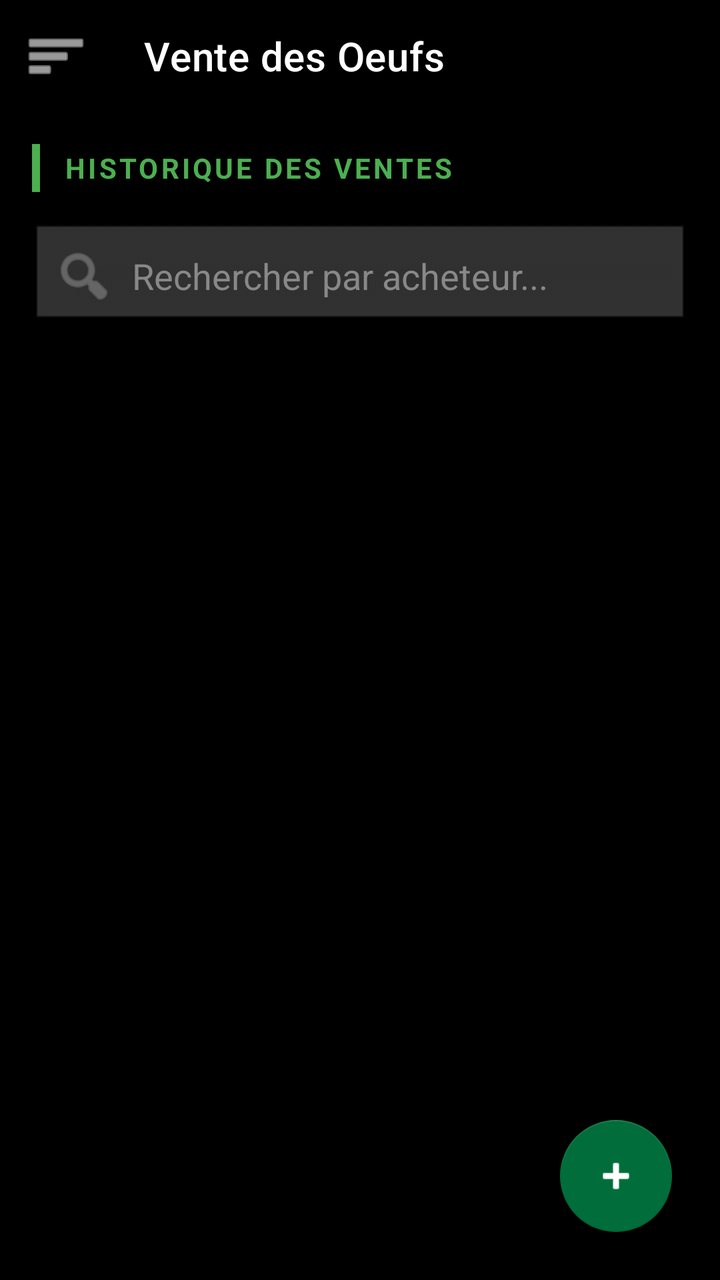
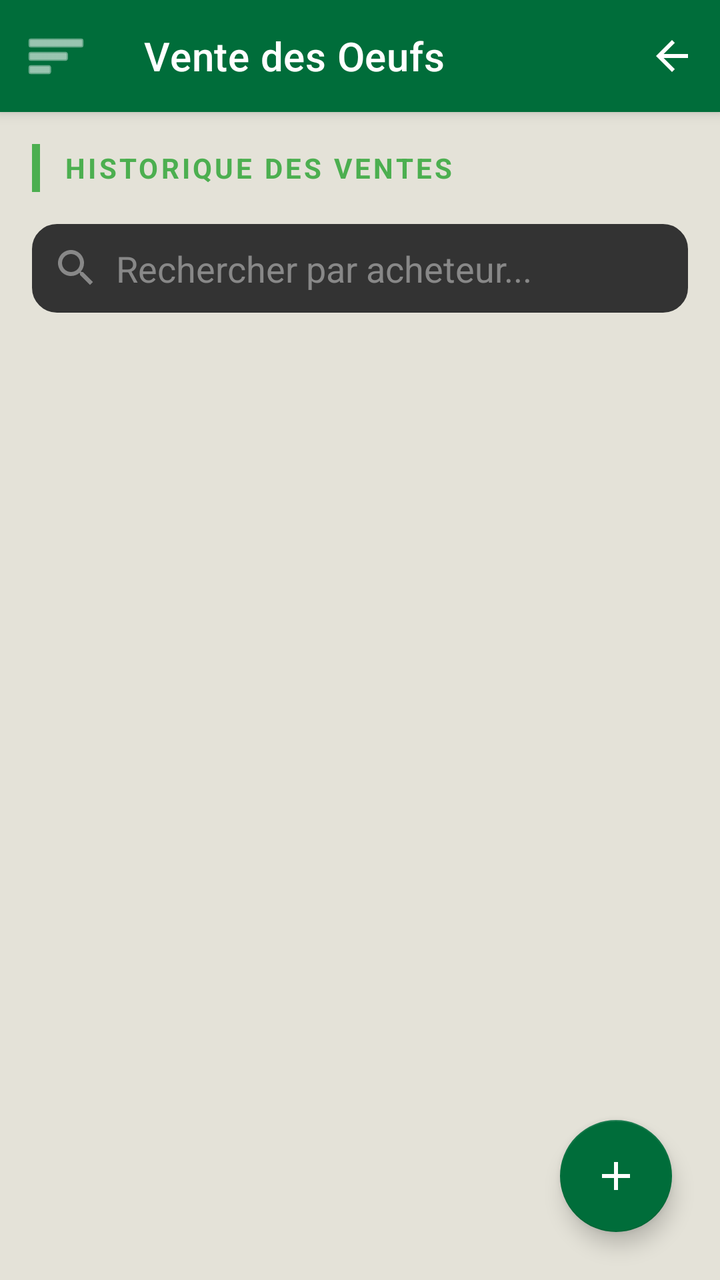

The first picture is an Android layout as it rendered before a commit; the second is the same layout after the commit. The layout source and the unified diff follow.
<!-- AndroidManifest.xml: application theme Theme.Poulailler_copilot -->
<!-- res/layout/activity_sales.xml -->
<?xml version="1.0" encoding="utf-8"?>
<androidx.drawerlayout.widget.DrawerLayout xmlns:android="http://schemas.android.com/apk/res/android"
    xmlns:app="http://schemas.android.com/apk/res-auto"
    xmlns:tools="http://schemas.android.com/tools"
    android:id="@+id/drawerLayout"
    android:layout_width="match_parent"
    android:layout_height="match_parent"
    android:background="@color/black">

    <androidx.coordinatorlayout.widget.CoordinatorLayout
        android:layout_width="match_parent"
        android:layout_height="match_parent">

        <com.google.android.material.appbar.AppBarLayout
            android:layout_width="match_parent"
            android:layout_height="wrap_content"
            android:background="@color/black">
            <com.google.android.material.appbar.MaterialToolbar
                android:id="@+id/toolbar"
                android:layout_width="match_parent"
                android:layout_height="?attr/actionBarSize"
                app:title="Vente des Oeufs"
                app:titleTextColor="@color/white"
                app:navigationIcon="@android:drawable/ic_menu_sort_by_size"
                app:navigationIconTint="@color/white" />
        </com.google.android.material.appbar.AppBarLayout>

        <androidx.core.widget.NestedScrollView
            android:layout_width="match_parent"
            android:layout_height="match_parent"
            app:layout_behavior="@string/appbar_scrolling_view_behavior">

            <LinearLayout
                android:layout_width="match_parent"
                android:layout_height="wrap_content"
                android:orientation="vertical"
                android:padding="16dp">

                <LinearLayout
                    android:layout_width="match_parent"
                    android:layout_height="wrap_content"
                    android:orientation="horizontal"
                    android:gravity="center_vertical"
                    android:layout_marginBottom="16dp">
                    <View
                        android:layout_width="4dp"
                        android:layout_height="24dp"
                        android:background="#4CAF50" />
                    <TextView
                        android:layout_width="wrap_content"
                        android:layout_height="wrap_content"
                        android:text="HISTORIQUE DES VENTES"
                        android:textColor="#4CAF50"
                        android:textSize="14sp"
                        android:textStyle="bold"
                        android:layout_marginStart="12dp"
                        android:letterSpacing="0.1" />
                </LinearLayout>

                <EditText
                    android:id="@+id/etSearchSales"
                    android:layout_width="match_parent"
                    android:layout_height="wrap_content"
                    android:hint="Rechercher par acheteur..."
                    android:textColorHint="#888888"
                    android:textColor="@color/white"
                    android:background="@android:drawable/edit_text"
                    android:backgroundTint="#333333"
                    android:drawableStart="@android:drawable/ic_menu_search"
                    android:drawablePadding="8dp"
                    android:drawableTint="#888888"
                    android:padding="10dp"
                    android:inputType="text"
                    android:maxLines="1"
                    android:layout_marginBottom="12dp" />

                <androidx.recyclerview.widget.RecyclerView
                    android:id="@+id/rvSalesHistory"
                    android:layout_width="match_parent"
                    android:layout_height="wrap_content"
                    android:nestedScrollingEnabled="false"
                    tools:listitem="@layout/item_sale" />

                <TextView
                    android:id="@+id/tvEmptyState"
                    android:layout_width="match_parent"
                    android:layout_height="wrap_content"
                    android:text="Aucune vente enregistrée pour le moment."
                    android:textColor="#888888"
                    android:textSize="14sp"
                    android:gravity="center"
                    android:padding="24dp"
                    android:visibility="gone" />

                <com.google.android.material.button.MaterialButton
                    android:id="@+id/btnShowMore"
                    android:layout_width="wrap_content"
                    android:layout_height="wrap_content"
                    android:layout_gravity="center_horizontal"
                    android:text="Afficher plus"
                    android:textColor="#87CEEB"
                    style="@style/Widget.MaterialComponents.Button.TextButton"
                    android:visibility="gone" />

                <View
                    android:layout_width="match_parent"
                    android:layout_height="100dp" />

            </LinearLayout>
        </androidx.core.widget.NestedScrollView>

        <com.google.android.material.floatingactionbutton.FloatingActionButton
            android:id="@+id/fabAddSale"
            android:layout_width="wrap_content"
            android:layout_height="wrap_content"
            android:layout_gravity="bottom|end"
            android:layout_margin="24dp"
            android:src="@android:drawable/ic_input_add"
            app:backgroundTint="@color/primary"
            app:tint="@color/white"
            android:contentDescription="Ajouter une vente" />

    </androidx.coordinatorlayout.widget.CoordinatorLayout>

    <com.google.android.material.navigation.NavigationView
        android:id="@+id/navigationView"
        android:layout_width="wrap_content"
        android:layout_height="match_parent"
        android:layout_gravity="start"
        android:background="@color/surface"
        app:headerLayout="@layout/nav_header"
        app:itemIconTint="@color/text_secondary"
        app:itemTextColor="@color/text_primary"
        app:menu="@menu/drawer_menu" />

</androidx.drawerlayout.widget.DrawerLayout>
<!-- res/layout/item_sale.xml (included above) -->
<?xml version="1.0" encoding="utf-8"?>
<com.google.android.material.card.MaterialCardView xmlns:android="http://schemas.android.com/apk/res/android"
    xmlns:app="http://schemas.android.com/apk/res-auto"
    android:layout_width="match_parent"
    android:layout_height="wrap_content"
    android:layout_marginBottom="8dp"
    app:cardBackgroundColor="@color/surface"
    app:cardCornerRadius="8dp"
    app:strokeColor="@color/off_white"
    app:strokeWidth="1dp">

    <LinearLayout
        android:layout_width="match_parent"
        android:layout_height="wrap_content"
        android:orientation="horizontal"
        android:padding="12dp"
        android:gravity="center_vertical">

        <ImageView
            android:id="@+id/ivPaidStatus"
            android:layout_width="32dp"
            android:layout_height="32dp"
            android:src="@drawable/ic_batches"
            app:tint="#4CAF50"
            android:clickable="true"
            android:focusable="true"
            android:background="?attr/selectableItemBackgroundBorderless"
            android:contentDescription="Statut paiement" />

        <LinearLayout
            android:layout_width="0dp"
            android:layout_height="wrap_content"
            android:layout_weight="1"
            android:orientation="vertical"
            android:layout_marginStart="16dp">

            <TextView
                android:id="@+id/tvClient"
                android:layout_width="wrap_content"
                android:layout_height="wrap_content"
                android:textColor="@color/text_primary"
                android:textSize="14sp"
                android:textStyle="bold"
                android:text="Client"/>

            <TextView
                android:id="@+id/tvDetails"
                android:layout_width="wrap_content"
                android:layout_height="wrap_content"
                android:textColor="@color/text_secondary"
                android:textSize="12sp"
                android:text="0 œufs x 0.00 $"/>

            <TextView
                android:id="@+id/tvDate"
                android:layout_width="wrap_content"
                android:layout_height="wrap_content"
                android:textColor="@color/text_secondary"
                android:textSize="11sp"
                android:text="Date"/>
        </LinearLayout>

        <TextView
            android:id="@+id/tvTotal"
            android:layout_width="wrap_content"
            android:layout_height="wrap_content"
            android:textColor="#4CAF50"
            android:textSize="18sp"
            android:textStyle="bold"
            android:text="0.00 $"/>

    </LinearLayout>
</com.google.android.material.card.MaterialCardView>
<!-- res/layout/nav_header.xml (included above) -->
<?xml version="1.0" encoding="utf-8"?>
<LinearLayout xmlns:android="http://schemas.android.com/apk/res/android"
    xmlns:app="http://schemas.android.com/apk/res-auto"
    android:layout_width="match_parent"
    android:layout_height="wrap_content"
    android:background="@drawable/bg_nav_header"
    android:gravity="start"
    android:orientation="vertical"
    android:paddingHorizontal="20dp"
    android:paddingTop="28dp"
    android:paddingBottom="20dp">

    <com.google.android.material.card.MaterialCardView
        android:layout_width="72dp"
        android:layout_height="72dp"
        app:cardCornerRadius="36dp"
        app:cardElevation="4dp"
        app:strokeColor="@color/white"
        app:strokeWidth="2dp">

        <ImageView
            android:layout_width="match_parent"
            android:layout_height="match_parent"
            android:scaleType="centerCrop"
            android:src="@drawable/poule_pondeuse"
            android:contentDescription="@string/profile_picture_desc" />

    </com.google.android.material.card.MaterialCardView>

    <TextView
        android:id="@+id/tvUsername"
        android:layout_width="match_parent"
        android:layout_height="wrap_content"
        android:layout_marginTop="14dp"
        android:text="@string/default_username"
        android:textColor="@color/white"
        android:textSize="19sp"
        android:textStyle="bold" />

    <TextView
        android:id="@+id/tvFarmNameNav"
        android:layout_width="match_parent"
        android:layout_height="wrap_content"
        android:layout_marginTop="2dp"
        android:alpha="0.85"
        android:text="@string/default_farm_name_nav"
        android:textColor="@color/white"
        android:textSize="14sp" />

    <TextView
        android:id="@+id/tvUserRole"
        android:layout_width="wrap_content"
        android:layout_height="wrap_content"
        android:layout_marginTop="10dp"
        android:background="@drawable/bg_role_chip"
        android:paddingHorizontal="10dp"
        android:paddingVertical="3dp"
        android:text="@string/role_label"
        android:textColor="@color/primary_variant"
        android:textSize="11sp"
        android:textStyle="bold" />

    <TextView
        android:id="@+id/tvAppVersion"
        android:layout_width="wrap_content"
        android:layout_height="wrap_content"
        android:layout_marginTop="10dp"
        android:alpha="0.7"
        android:text="v1.0.0"
        android:textColor="@color/white"
        android:textSize="10sp" />
</LinearLayout>
<!-- resources referenced by this layout -->
<resources>
  <color name="black">#FF000000</color>
  <color name="off_white">#E4E2D8</color>
  <color name="primary">#006D3A</color>
  <color name="primary_variant">#004D22</color>
  <color name="surface">#F3F1EA</color>
  <color name="text_primary">#1C1B1F</color>
  <color name="text_secondary">#49454F</color>
  <color name="white">#FFFFFFFF</color>
  <!-- drawable bg_nav_header (drawable) -->
  <?xml version="1.0" encoding="utf-8"?>
  <shape xmlns:android="http://schemas.android.com/apk/res/android">
      <gradient
          android:angle="135"
          android:startColor="@color/primary"
          android:endColor="@color/primary_variant" />
  </shape>
  <!-- drawable bg_role_chip (drawable) -->
  <?xml version="1.0" encoding="utf-8"?>
  <shape xmlns:android="http://schemas.android.com/apk/res/android">
      <solid android:color="@color/accent_amber" />
      <corners android:radius="12dp" />
  </shape>
  <string name="default_farm_name_nav">Ma Ferme</string>
  <string name="default_username">Utilisateur</string>
  <string name="profile_picture_desc">Photo de profil</string>
  <string name="role_label">Rôle</string>
  <color name="accent_amber">#FFB300</color>
  <color name="secondary">#43A047</color>
  <color name="secondary_variant">#2E7D32</color>
  <color name="background">@color/off_white</color>
  <style name="Widget.App.CardView" parent="Widget.MaterialComponents.CardView">
          <item name="cardElevation">2dp</item>
          <item name="cardCornerRadius">16dp</item>
          <item name="cardBackgroundColor">@color/surface</item>
          <item name="strokeWidth">0dp</item>
      </style>
  <style name="ShapeAppearance.App.LargeComponent" parent="ShapeAppearance.MaterialComponents.LargeComponent">
          <item name="cornerFamily">rounded</item>
          <item name="cornerSize">16dp</item>
      </style>
  <style name="ThemeOverlay.App.MaterialAlertDialog" parent="ThemeOverlay.MaterialComponents.MaterialAlertDialog">
          <item name="colorSurface">@color/surface</item>
          <item name="colorOnSurface">@color/text_primary</item>
          <item name="android:textColorPrimary">@color/text_primary</item>
      </style>
  <!-- unchanged entries left out for length: 3 -->
</resources>

<!-- the commit's change to res/layout/activity_sales.xml (unified diff, before → after) -->
@@ -5,7 +5,7 @@
     android:id="@+id/drawerLayout"
     android:layout_width="match_parent"
     android:layout_height="match_parent"
-    android:background="@color/black">
+    >
 
     <androidx.coordinatorlayout.widget.CoordinatorLayout
         android:layout_width="match_parent"
@@ -14,7 +14,7 @@
         <com.google.android.material.appbar.AppBarLayout
             android:layout_width="match_parent"
             android:layout_height="wrap_content"
-            android:background="@color/black">
+            >
             <com.google.android.material.appbar.MaterialToolbar
                 android:id="@+id/toolbar"
                 android:layout_width="match_parent"
@@ -22,7 +22,21 @@
                 app:title="Vente des Oeufs"
                 app:titleTextColor="@color/white"
                 app:navigationIcon="@android:drawable/ic_menu_sort_by_size"
-                app:navigationIconTint="@color/white" />
+                app:navigationIconTint="@color/white">
+
+                <ImageView
+                    android:id="@+id/ivBackToDashboard"
+                    android:layout_width="48dp"
+                    android:layout_height="48dp"
+                    android:layout_gravity="end|center_vertical"
+                    android:background="?attr/selectableItemBackgroundBorderless"
+                    android:clickable="true"
+                    android:contentDescription="@string/dashboard_title"
+                    android:focusable="true"
+                    android:padding="12dp"
+                    android:src="@drawable/ic_back"
+                    app:tint="@color/white" />
+            </com.google.android.material.appbar.MaterialToolbar>
         </com.google.android.material.appbar.AppBarLayout>
 
         <androidx.core.widget.NestedScrollView
@@ -64,9 +78,9 @@
                     android:hint="Rechercher par acheteur..."
                     android:textColorHint="#888888"
                     android:textColor="@color/white"
-                    android:background="@android:drawable/edit_text"
+                    android:background="@drawable/bg_search_field"
                     android:backgroundTint="#333333"
-                    android:drawableStart="@android:drawable/ic_menu_search"
+                    android:drawableStart="@drawable/ic_search"
                     android:drawablePadding="8dp"
                     android:drawableTint="#888888"
                     android:padding="10dp"
@@ -115,7 +129,7 @@
             android:layout_height="wrap_content"
             android:layout_gravity="bottom|end"
             android:layout_margin="24dp"
-            android:src="@android:drawable/ic_input_add"
+            android:src="@drawable/ic_add"
             app:backgroundTint="@color/primary"
             app:tint="@color/white"
             android:contentDescription="Ajouter une vente" />
<!-- resource entries referenced after the edit -->
@@ -1,6 +1,5 @@
 <!-- resources referenced by this layout -->
 <resources>
-  <color name="black">#FF000000</color>
   <color name="off_white">#E4E2D8</color>
   <color name="primary">#006D3A</color>
   <color name="primary_variant">#004D22</color>
@@ -22,6 +21,45 @@
       <solid android:color="@color/accent_amber" />
       <corners android:radius="12dp" />
   </shape>
+  <!-- drawable bg_search_field (drawable) -->
+  <?xml version="1.0" encoding="utf-8"?>
+  <shape xmlns:android="http://schemas.android.com/apk/res/android">
+      <solid android:color="@color/surface" />
+      <corners android:radius="12dp" />
+      <stroke android:width="1dp" android:color="@color/off_white" />
+      <padding android:left="12dp" android:top="10dp" android:right="12dp" android:bottom="10dp" />
+  </shape>
+  <!-- drawable ic_add (drawable) -->
+  <vector xmlns:android="http://schemas.android.com/apk/res/android"
+      android:width="24dp"
+      android:height="24dp"
+      android:viewportWidth="24"
+      android:viewportHeight="24">
+      <path
+          android:fillColor="#000000"
+          android:pathData="M19,13h-6v6h-2v-6H5v-2h6V5h2v6h6z"/>
+  </vector>
+  <!-- drawable ic_back (drawable) -->
+  <vector xmlns:android="http://schemas.android.com/apk/res/android"
+      android:width="24dp"
+      android:height="24dp"
+      android:viewportWidth="24"
+      android:viewportHeight="24">
+      <path
+          android:fillColor="#000000"
+          android:pathData="M20,11H7.83l5.59,-5.59L12,4l-8,8 8,8 1.41,-1.41L7.83,13H20z"/>
+  </vector>
+  <!-- drawable ic_search (drawable) -->
+  <vector xmlns:android="http://schemas.android.com/apk/res/android"
+      android:width="24dp"
+      android:height="24dp"
+      android:viewportWidth="24"
+      android:viewportHeight="24">
+      <path
+          android:fillColor="#000000"
+          android:pathData="M15.5,14h-0.79l-0.28,-0.27C15.41,12.59 16,11.11 16,9.5 16,5.91 13.09,3 9.5,3S3,5.91 3,9.5 5.91,16 9.5,16c1.61,0 3.09,-0.59 4.23,-1.57l0.27,0.28v0.79l5,4.99L20.49,19z M9.5,14C7.01,14 5,11.99 5,9.5S7.01,5 9.5,5 14,7.01 14,9.5 11.99,14 9.5,14z"/>
+  </vector>
+  <string name="dashboard_title">Tableau de Bord</string>
   <string name="default_farm_name_nav">Ma Ferme</string>
   <string name="default_username">Utilisateur</string>
   <string name="profile_picture_desc">Photo de profil</string>
